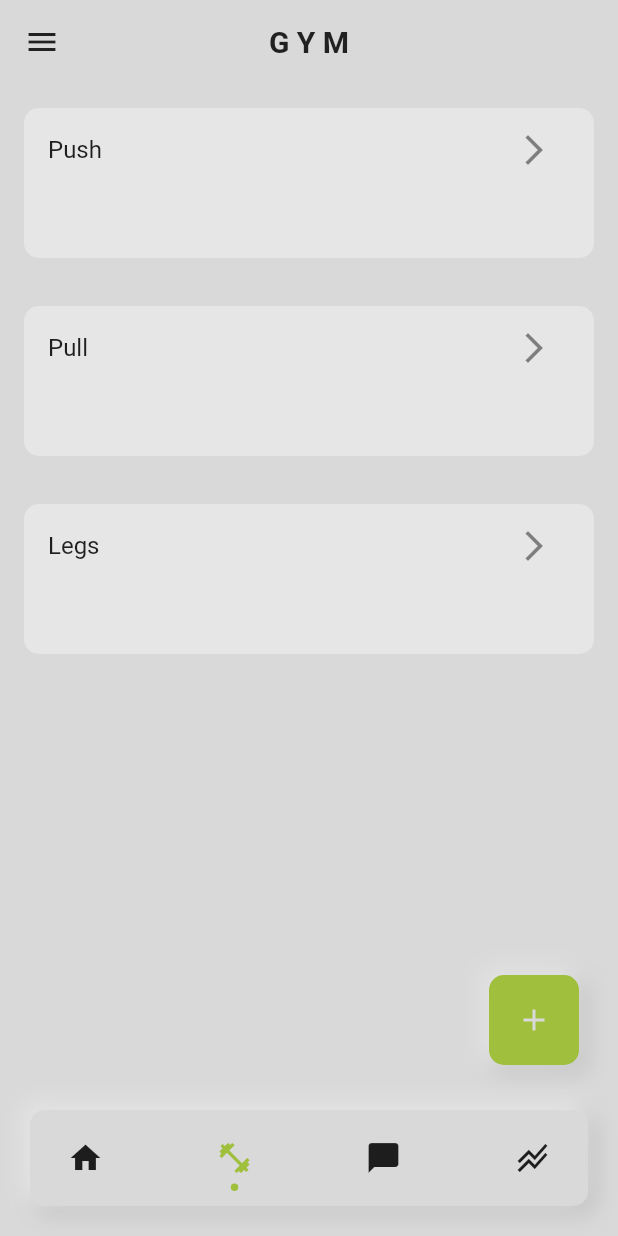
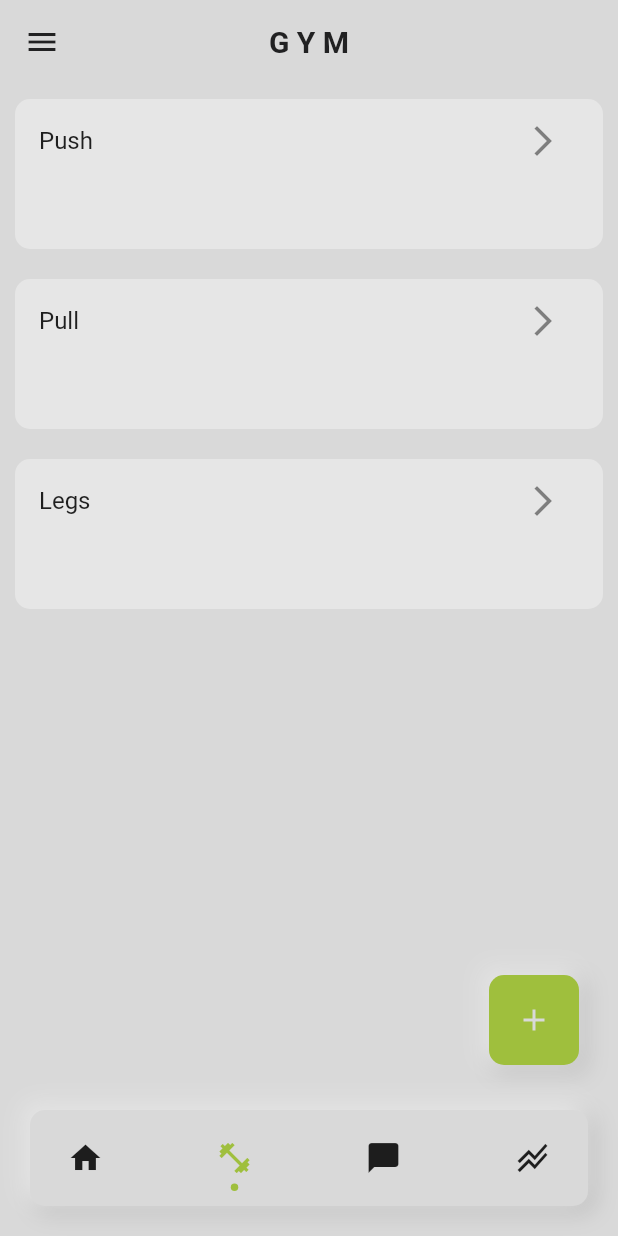
Before and after one commit to AnthonyBeerus/project_kaizen, a Flutter app: the screen it shows after launch, item 2 of the bottom bar chosen, on a phone screen of 412 x 824 dp. Run offline on Flutter 3.47's test engine with Material 2 defaults, Android fonts, the phone set to English and light mode, and no system bars; drawn by our look-alikes of dot_navigation_bar, flutter_slidable, flutter_speed_dial.

Commit message:
Changed margin settings

```diff
--- a/lib/themes/light_theme.dart
+++ b/lib/themes/light_theme.dart
@@ -12,7 +12,7 @@ ThemeData lightTheme = ThemeData(
     secondaryContainer: lightBoxShadowTopLeft,
   ),
   cardTheme: CardTheme(
-    margin: const EdgeInsets.all(16),
+    margin: const EdgeInsets.symmetric(horizontal: 10.0, vertical: 10.0),
     color: lightBoxShadowTopLeft,
     elevation: 0,
     shadowColor: lightBoxShadowBottomRight,
```
